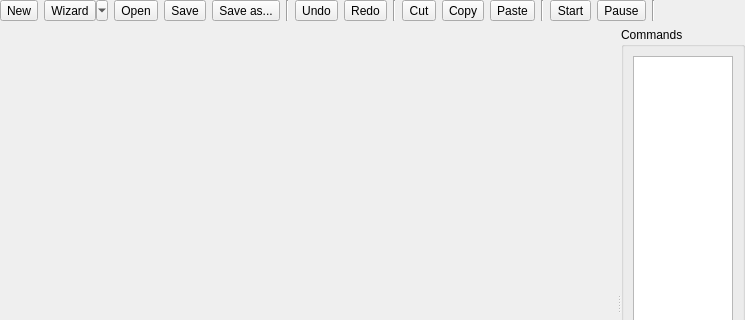
Before: the Qt Designer form cct/qtgui2/main/scripting/scripting.ui in awacha/cct, drawn with Qt 5; both pictures show x 0 to 745 and y 0 to 320 of the 745 by 578 pixel window.
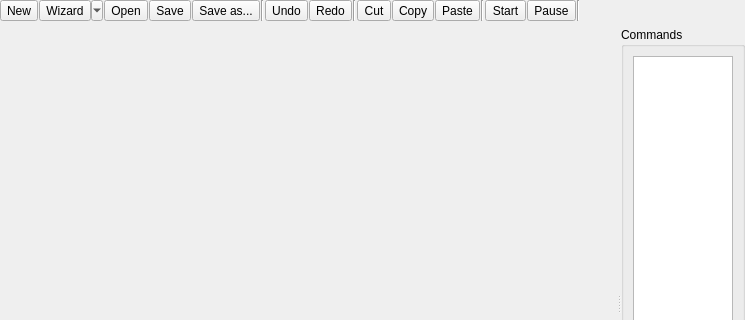
After: the same form once the commit is applied. Icons and pictures are not drawn.

Patch:
```diff
--- a/cct/qtgui2/main/scripting/scripting.ui
+++ b/cct/qtgui2/main/scripting/scripting.ui
@@ -28,6 +28,9 @@
    </property>
    <item>
     <layout class="QHBoxLayout" name="horizontalLayout">
+     <property name="spacing">
+      <number>1</number>
+     </property>
      <item>
       <widget class="QToolButton" name="newToolButton">
        <property name="text">
@@ -62,8 +65,8 @@
        </property>
        <property name="iconSize">
         <size>
-         <width>24</width>
-         <height>24</height>
+         <width>32</width>
+         <height>32</height>
         </size>
        </property>
        <property name="popupMode">
@@ -88,8 +91,8 @@
        </property>
        <property name="iconSize">
         <size>
-         <width>24</width>
-         <height>24</height>
+         <width>32</width>
+         <height>32</height>
         </size>
        </property>
       </widget>
@@ -105,8 +108,8 @@
        </property>
        <property name="iconSize">
         <size>
-         <width>24</width>
-         <height>24</height>
+         <width>32</width>
+         <height>32</height>
         </size>
        </property>
       </widget>
@@ -122,8 +125,8 @@
        </property>
        <property name="iconSize">
         <size>
-         <width>24</width>
-         <height>24</height>
+         <width>32</width>
+         <height>32</height>
         </size>
        </property>
       </widget>
@@ -146,8 +149,8 @@
        </property>
        <property name="iconSize">
         <size>
-         <width>24</width>
-         <height>24</height>
+         <width>32</width>
+         <height>32</height>
         </size>
        </property>
       </widget>
@@ -163,8 +166,8 @@
        </property>
        <property name="iconSize">
         <size>
-         <width>24</width>
-         <height>24</height>
+         <width>32</width>
+         <height>32</height>
         </size>
        </property>
       </widget>
@@ -187,8 +190,8 @@
        </property>
        <property name="iconSize">
         <size>
-         <width>24</width>
-         <height>24</height>
+         <width>32</width>
+         <height>32</height>
         </size>
        </property>
       </widget>
@@ -204,8 +207,8 @@
        </property>
        <property name="iconSize">
         <size>
-         <width>24</width>
-         <height>24</height>
+         <width>32</width>
+         <height>32</height>
         </size>
        </property>
       </widget>
@@ -221,8 +224,8 @@
        </property>
        <property name="iconSize">
         <size>
-         <width>24</width>
-         <height>24</height>
+         <width>32</width>
+         <height>32</height>
         </size>
        </property>
       </widget>
@@ -245,8 +248,8 @@
        </property>
        <property name="iconSize">
         <size>
-         <width>24</width>
-         <height>24</height>
+         <width>32</width>
+         <height>32</height>
         </size>
        </property>
       </widget>
@@ -262,8 +265,8 @@
        </property>
        <property name="iconSize">
         <size>
-         <width>24</width>
-         <height>24</height>
+         <width>32</width>
+         <height>32</height>
         </size>
        </property>
       </widget>
```
Left out of the diff: 4 changed lines with no effect on the pictures.
